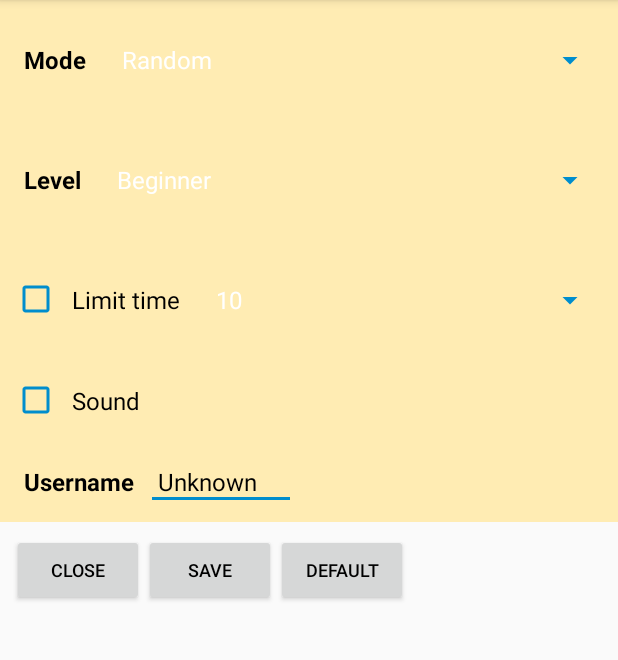
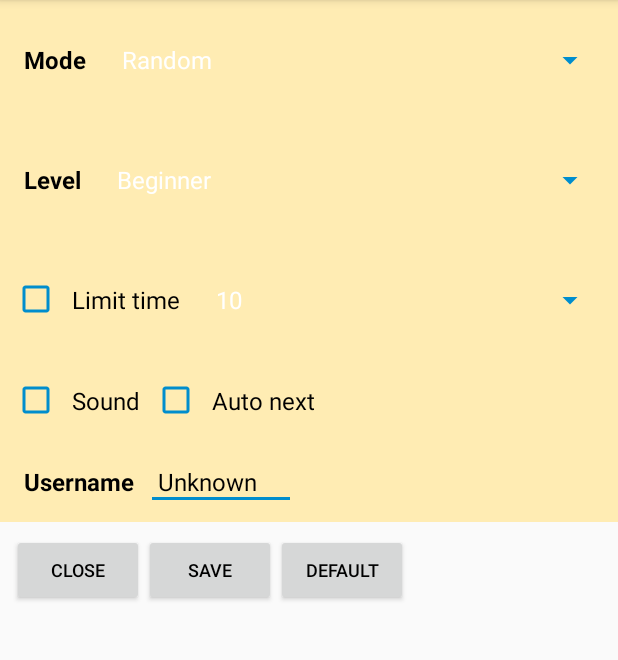
Before and after one commit to wonsang/CalculusQuiz, an Android app: the SettingActivity screen opened directly, with no data from a screen before it, on a phone screen of 412 x 824 dp, the part 84-744 px from its top. Run offline under Robolectric (Android 15) with nearby library versions, the phone set to English and light mode, and no system bars.

Commit message:
Enabled auto next

```diff
--- a/src/app/src/main/java/com/wy/calculus/SettingActivity.java
+++ b/src/app/src/main/java/com/wy/calculus/SettingActivity.java
@@ -31,6 +31,7 @@ public class SettingActivity extends Activity {
 	private CheckBox checkbox_timelimit;
 	private Spinner spinner_maxtime;
 	private CheckBox checkbox_sound;
+	private CheckBox checkbox_autonext;
 	private TextView usertext;
 	private EditText useredit;
 	private Button button_close;
@@ -41,6 +42,7 @@ public class SettingActivity extends Activity {
 	private double level = 0;
 	private double maxtime = 0;
 	private double issound = 0;
+	private double autonext = 0;
 
 	private ArrayList<String> modelist = new ArrayList<String>();
 	private ArrayList<String> levellist = new ArrayList<String>();
@@ -72,6 +74,7 @@ public class SettingActivity extends Activity {
 		checkbox_timelimit = (CheckBox) findViewById(R.id.checkbox_timelimit);
 		spinner_maxtime = (Spinner) findViewById(R.id.spinner_maxtime);
 		checkbox_sound = (CheckBox) findViewById(R.id.checkbox_sound);
+		checkbox_autonext = (CheckBox) findViewById(R.id.checkbox_autonext);
 		usertext = (TextView) findViewById(R.id.usertext);
 		useredit = (EditText) findViewById(R.id.useredit);
 		button_close = (Button) findViewById(R.id.button_close);
@@ -107,8 +110,15 @@ public class SettingActivity extends Activity {
 				else {
 					issound = 0;
 				}
+				if (checkbox_autonext.isChecked()) {
+					autonext = 1;
+				}
+				else {
+					autonext = 0;
+				}
 				config.edit().putString("maxtime", String.valueOf((long)(maxtime))).commit();
 				config.edit().putString("issound", String.valueOf((long)(issound))).commit();
+				config.edit().putString("autonext", String.valueOf((long)(autonext))).commit();
 				config.edit().putString("username", useredit.getText().toString()).commit();
 				mainintent.setClass(getApplicationContext(), MainActivity.class);
 				startActivity(mainintent);
@@ -122,6 +132,7 @@ public class SettingActivity extends Activity {
 				spinner_maxtime.setSelection((int)(1));
 				checkbox_timelimit.setChecked(false);
 				checkbox_sound.setChecked(false);
+				checkbox_autonext.setChecked(false);
 				useredit.setText("Unknown");
 			}
 		});
@@ -186,6 +197,12 @@ public class SettingActivity extends Activity {
 		else {
 			checkbox_sound.setChecked(true);
 		}
+		if ((config.getString("autonext", "").length() == 0) || (Double.parseDouble(config.getString("autonext", "")) == 0)) {
+			checkbox_autonext.setChecked(false);
+		}
+		else {
+			checkbox_autonext.setChecked(true);
+		}
 	}
 
 
--- a/src/app/src/main/res/layout/setting.xml
+++ b/src/app/src/main/res/layout/setting.xml
@@ -98,6 +98,15 @@
 			android:textSize="16sp"
 			android:textColor="#000000"
 			/>
+		<CheckBox
+			android:id="@+id/checkbox_autonext"
+			android:layout_width="wrap_content"
+			android:layout_height="wrap_content"
+			android:padding="8dp"
+			android:text="Auto next"
+			android:textSize="16sp"
+			android:textColor="#000000"
+			/>
 	</LinearLayout>
 	<LinearLayout
 		android:id="@+id/linear5"
```
Also changed, not shown: src/app/src/main/java/com/wy/calculus/MainActivity.java (+26 -4 lines), src/app/src/main/res/layout/main.xml (+4 -4 lines), 1 other file.
